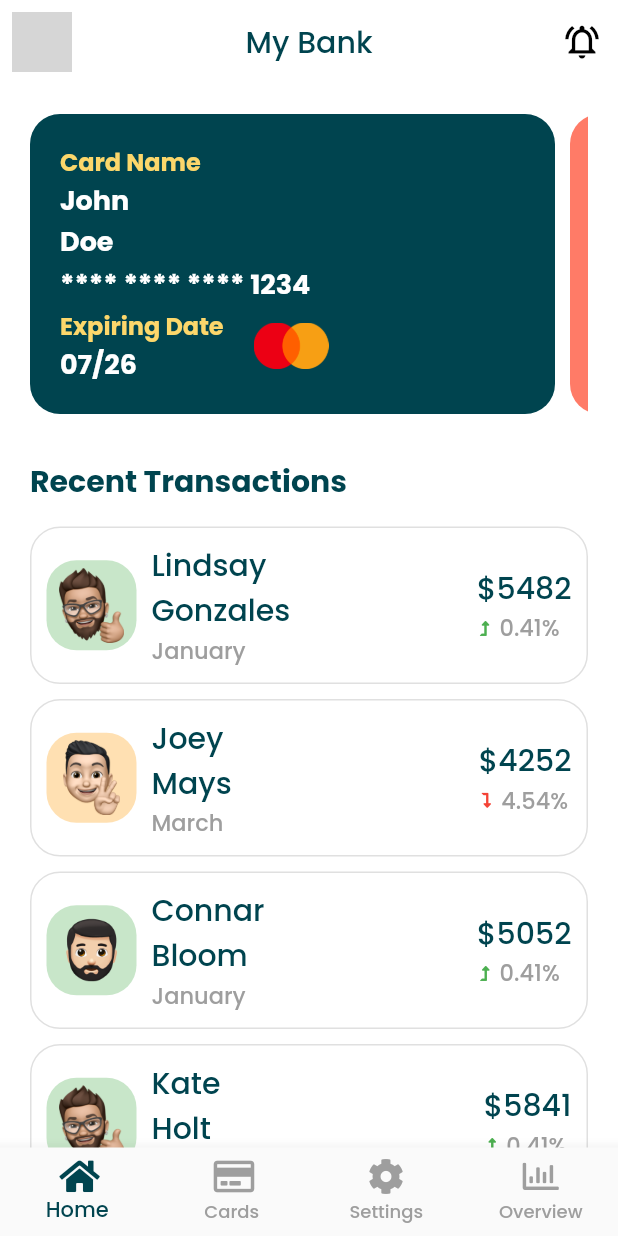
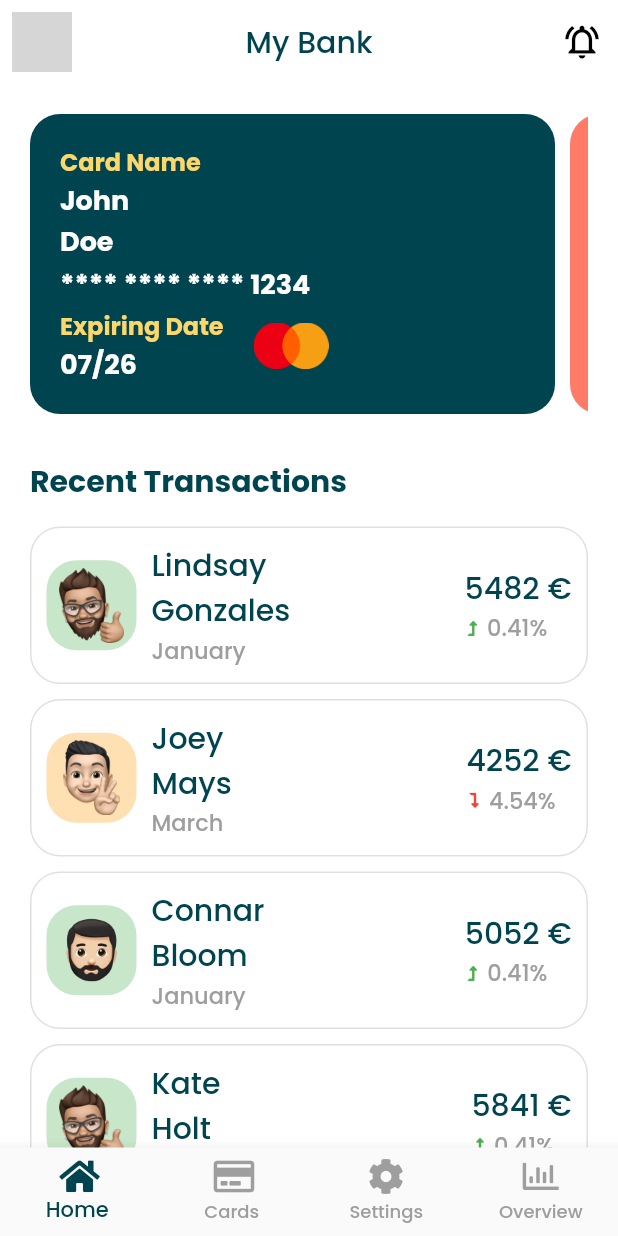
Before and after one commit to vscalcione/banking_app_ui_flutter_demo, a Flutter app: the screen it shows after launch, on a phone screen of 412 x 824 dp. Run offline on Flutter 3.47's test engine with Material 2 defaults, Android fonts, the light colour scheme and no system bars; our stand-ins replace font_awesome_flutter; network calls fail; grey boxes are pictures that could not be loaded.

Commit message:
Refactoring code: replace $ symbol with €symbol

```diff
--- a/lib/data/transaction_data.dart
+++ b/lib/data/transaction_data.dart
@@ -26,7 +26,7 @@ List<TransactionModel> myTransactions = [
       firstName: "Lindsay",
       lastName: "Gonzales",
       avatar: "assets/icons/avatar1.png",
-      currentBalance: "\$5482",
+      currentBalance: "\5482 €",
       month: "January",
       changePercentageIndicator: "up",
       changePercentage: "0.41%",
@@ -35,7 +35,7 @@ List<TransactionModel> myTransactions = [
       firstName: "Joey",
       lastName: "Mays",
       avatar: "assets/icons/avatar2.png",
-      currentBalance: "\$4252",
+      currentBalance: "\4252 €",
       month: "March",
       changePercentageIndicator: "down",
       changePercentage: "4.54%",
@@ -44,7 +44,7 @@ List<TransactionModel> myTransactions = [
       firstName: "Connar",
       lastName: "Bloom",
       avatar: "assets/icons/avatar3.png",
-      currentBalance: "\$5052",
+      currentBalance: "\5052 €",
       month: "January",
       changePercentageIndicator: "up",
       changePercentage: "0.41%",
@@ -53,7 +53,7 @@ List<TransactionModel> myTransactions = [
       firstName: "Kate",
       lastName: "Holt",
       avatar: "assets/icons/avatar1.png",
-      currentBalance: "\$5841",
+      currentBalance: "\5841 €",
       month: "August",
       changePercentageIndicator: "up",
       changePercentage: "0.41%",
@@ -62,7 +62,7 @@ List<TransactionModel> myTransactions = [
       firstName: "Glen",
       lastName: "Helliot",
       avatar: "assets/icons/avatar4.png",
-      currentBalance: "\$4525",
+      currentBalance: "\4525 €",
       month: "May",
       changePercentageIndicator: "down",
       changePercentage: "4.54%",
```
